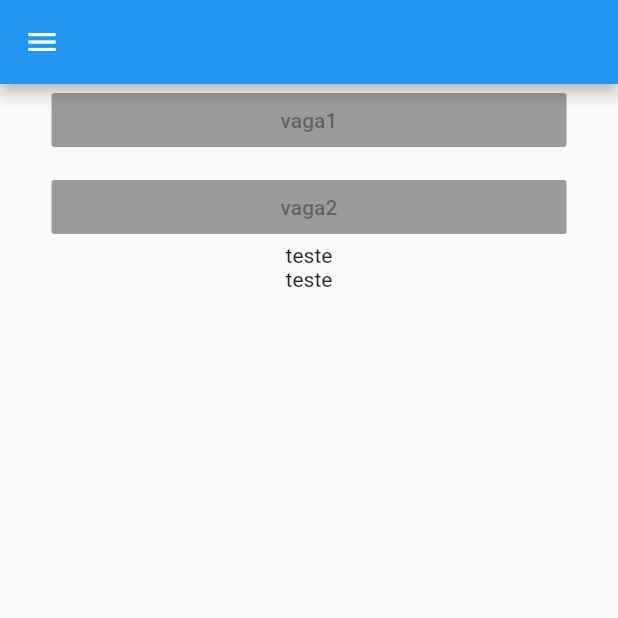
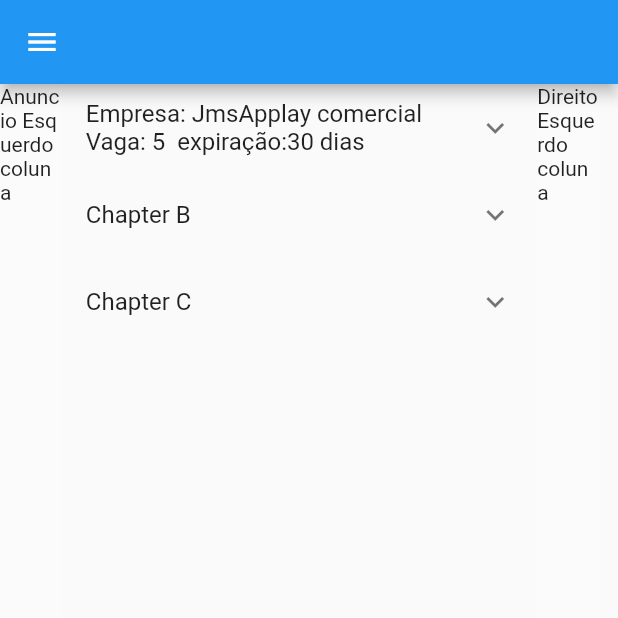
Before and after one commit to jamesonSouza/web-pet-vaga, a Flutter app: the screen it shows after launch, on a phone screen of 412 x 824 dp, the top half of it. Run offline on Flutter 3.47's test engine with Material 2 defaults, Android fonts, the light colour scheme and no system bars.

Commit message:
Alteracao  para lista expassiva exemplo teste

```diff
--- a/lib/src/home/layouts/mainLayout.dart
+++ b/lib/src/home/layouts/mainLayout.dart
@@ -29,51 +29,123 @@
     ],
   ),
 ),
-body: Stack(
+body:
+  Row(
+  crossAxisAlignment: CrossAxisAlignment.stretch,
+  mainAxisAlignment: MainAxisAlignment.start,
     children: <Widget>[
+      Container(
+        width: MediaQuery.of(context).size.width/10,
+        height: MediaQuery.of(context).size.height/5,
+        color: Colors.white24,
+        child: Text("Anuncio Esquerdo coluna"),),
       Column(
+
+           mainAxisAlignment: MainAxisAlignment.start,
            children: <Widget>[
-        Row(
-          mainAxisAlignment: MainAxisAlignment.spaceAround,
-          crossAxisAlignment: CrossAxisAlignment.center,
-          children: <Widget>[
+             Container(
+               width: MediaQuery.of(context).size.width/1.3,
+               height: MediaQuery.of(context).size.height/1.1,
+               child:  ListView.builder(
+          itemBuilder: (BuildContext context, int index) =>
+              EntryItem(data[index]),
+          itemCount: data.length,)
+             )
 
-            new Container(
-              width: MediaQuery.of(context).size.width/1.2,
-  height: MediaQuery.of(context).size.height/1.2,
-  child: new ListView(
-    scrollDirection: Axis.vertical,
-    children: <Widget>[
-      new RaisedButton(
-        onPressed: null,
-        child: new Text("vaga1"),
-      ),
-      new Padding(padding: new EdgeInsets.all(5.00)),
-      new RaisedButton(
-        onPressed: null,
-        child: new Text("vaga2"),
-      ),
-      Container(
-       child: Column(
-         children: <Widget>[
-           Text("teste")
-           ,Text("teste")
 
            ],
     ),
+     Container(
+        width: MediaQuery.of(context).size.width/10,
+        height: MediaQuery.of(context).size.height/5,
+        color: Colors.white24,
+        child: Text("Direito Esquerdo coluna"),),
+    ],
+  )
 
-      )
+         );
+
+
+
+
+
+
+
+
+
+
+
+  }
+
+  }
+  // One entry in the multilevel list displayed by this app.
+class Entry {
+  Entry(this.title, [this.children = const <Entry>[]]);
+
+  final String title;
+  final List<Entry> children;
+}
+
+// The entire multilevel list displayed by this app.
+final List<Entry> data = <Entry>[
+  Entry(
+    'Empresa: JmsApplay comercial  Vaga: 5  expiração:30 dias',
+    <Entry>[
+      Entry(
+        'Section A0',
+        <Entry>[
+          Entry('Descricao: Emrepsa'),
+          Entry('Item A0.2'),
+          Entry('Item A0.3'),
         ],
       ),
+      Entry('Section A1'),
+      Entry('Section A2'),
+    ],
   ),
+  Entry(
+    'Chapter B',
+    <Entry>[
+      Entry('Section B0'),
+      Entry('Section B1'),
+    ],
+  ),
+  Entry(
+    'Chapter C',
+    <Entry>[
+      Entry('Section C0'),
+      Entry('Section C1'),
+      Entry(
+        'Section C2',
+        <Entry>[
+          Entry('Item C2.0'),
+          Entry('Item C2.1'),
+          Entry('Item C2.2'),
+          Entry('Item C2.3'),
+        ],
+      ),
+    ],
+  ),
+];
 
+// Displays one Entry. If the entry has children then it's displayed
+// with an ExpansionTile.
+class EntryItem extends StatelessWidget {
+  const EntryItem(this.entry);
 
-          ],
-        )
-      ],
-    )]
-),
+  final Entry entry;
+
+  Widget _buildTiles(Entry root) {
+    if (root.children.isEmpty) return ListTile(title: Text(root.title));
+    return ExpansionTile(
+      key: PageStorageKey<Entry>(root),
+      title: Text(root.title),
+      children: root.children.map(_buildTiles).toList(),
     );
   }
 
+  @override
+  Widget build(BuildContext context) {
+    return _buildTiles(entry);
   }
+}
```
Lines whose indentation alone changed are shown as unchanged.
